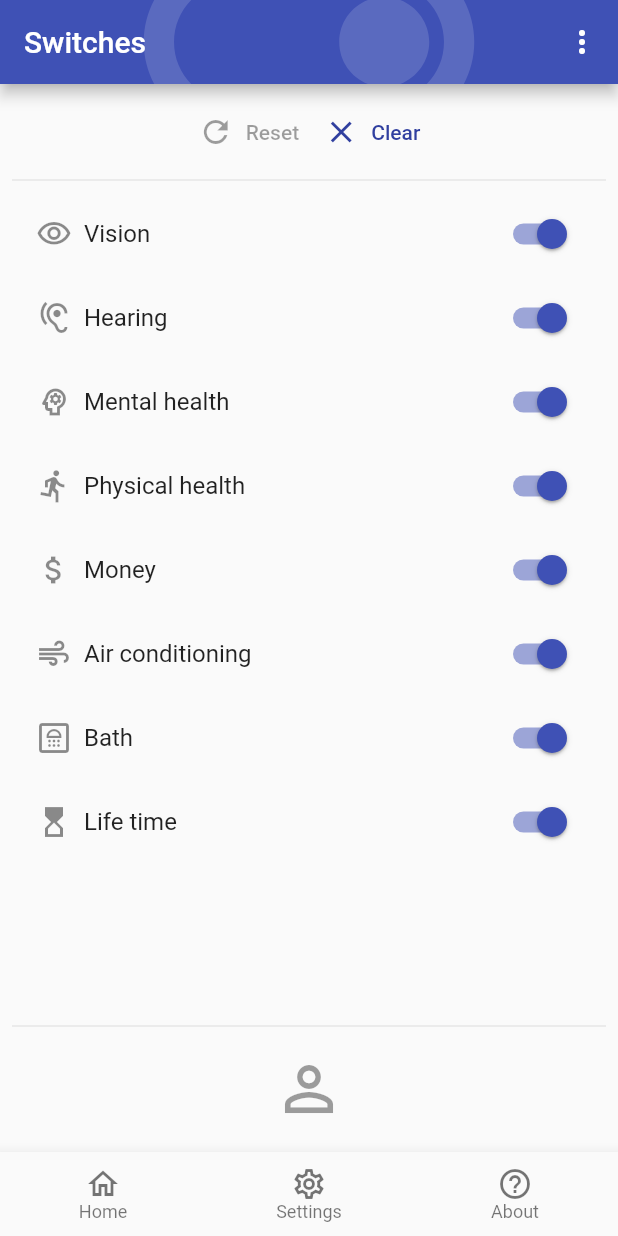
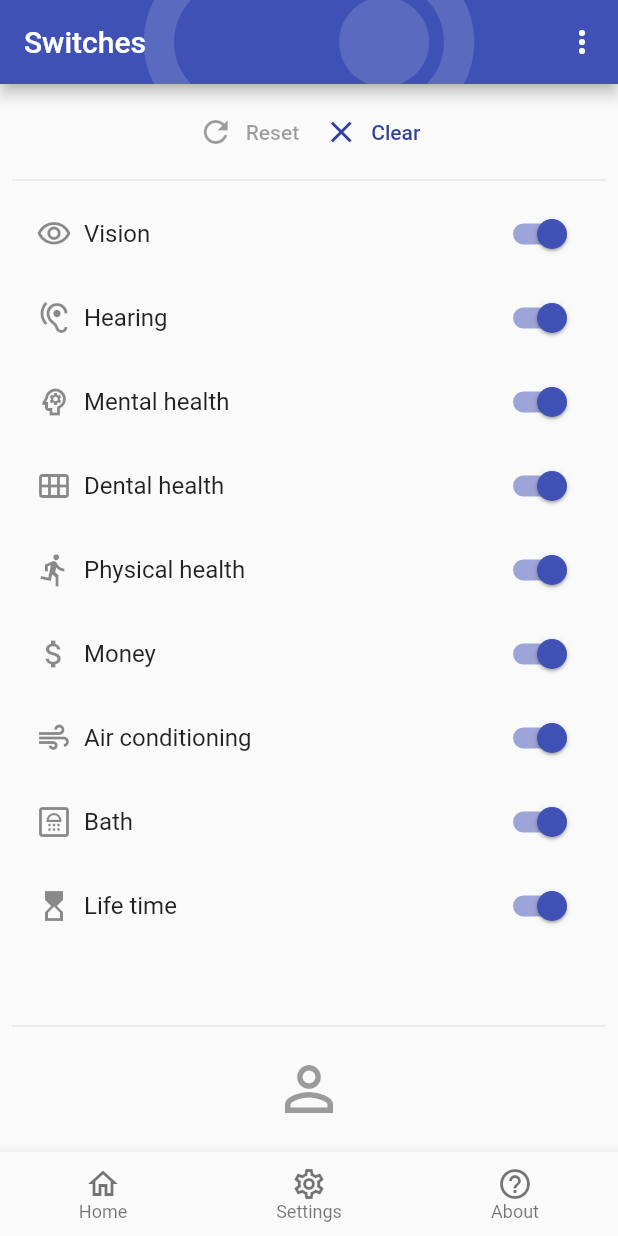
Before and after one commit to y1tagawa/Xenetek, a Flutter app: the SwitchesPage screen opened by its route, on a phone screen of 412 x 824 dp. Run offline on Flutter 3.47's test engine with Material 2 defaults, Android fonts, the phone set to English and light mode, and no system bars; our stand-ins replace flutter_svg, go_router, hooks_riverpod, lottie, shared_preferences; accounts and stored records are empty.

Commit message:
Update switches_page.dart

```diff
--- a/mi_boilerplates/example/lib/pages/switches_page.dart
+++ b/mi_boilerplates/example/lib/pages/switches_page.dart
@@ -31,6 +31,11 @@ const _switchItems = [
     checkIcon: Icon(Icons.psychology_outlined),
     uncheckIcon: Icon(Icons.question_mark),
     title: Text('Mental health'),
+  ),
+  _SwitchItem(
+    checkIcon: Icon(Icons.calendar_view_month_outlined),
+    uncheckIcon: Icon(Icons.widgets_outlined),
+    title: Text('Dental health'),
   ),
   _SwitchItem(
     checkIcon: Icon(Icons.directions_run),
```
